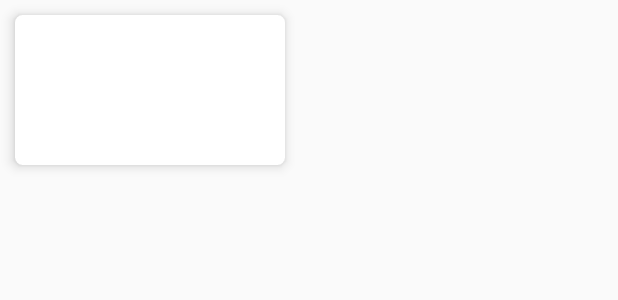
After one commit to sidhuparas/BakingApp, an Android app: the layout row_ingredients.xml on its own in the app's theme, with its tools: preview values and no code run, on a phone screen of 412 x 824 dp. The commit adds this screen. Shown: the top 300 px of the screen. Run offline under Robolectric (Android 15) with nearby library versions, the phone set to English and light mode, and no system bars; network calls fail.

Commit message:
Implement Ingredients RecyclerView

```diff
--- a/app/src/main/java/com/parassidhu/bakingapp/repo/RecipeRepo.java
+++ b/app/src/main/java/com/parassidhu/bakingapp/repo/RecipeRepo.java
@@ -33,7 +33,6 @@ public class RecipeRepo {
     }
 
     public LiveData<List<ListItem>> getContentFromAPI() {
-        Log.d("Recipe", "getContentFromAPI: Called");
         StringRequest stringRequest = new StringRequest(Request.Method.GET,
                 context.getResources().getString(R.string.url), new Response.Listener<String>() {
             @Override
@@ -45,9 +44,7 @@ public class RecipeRepo {
                             new TypeToken<List<ListItem>>(){}.getType());
                     listLiveData.postValue(listItems);
 
-                }catch (Exception ignored){
-                    Log.d("Recipe", "onResponse: Exception: " + ignored.getMessage());
-                }
+                }catch (Exception ignored){ }
             }
         }, new Response.ErrorListener() {
             @Override
--- /dev/null
+++ b/app/src/main/res/layout/row_ingredients.xml
@@ -0,0 +1,33 @@
+<?xml version="1.0" encoding="utf-8"?>
+<android.support.v7.widget.CardView xmlns:android="http://schemas.android.com/apk/res/android"
+    xmlns:app="http://schemas.android.com/apk/res-auto"
+    android:layout_width="180dp"
+    android:layout_height="100dp"
+    android:layout_marginLeft="10dp"
+    app:cardCornerRadius="5dp"
+    app:cardElevation="5dp"
+    android:layout_marginStart="10dp"
+    android:layout_marginTop="10dp"
+    android:layout_marginBottom="10dp">
+
+    <RelativeLayout
+        android:layout_width="match_parent"
+        android:layout_height="match_parent"
+        android:padding="10dp">
+
+        <TextView
+            android:id="@+id/quantity"
+            android:layout_width="match_parent"
+            android:layout_height="wrap_content"
+            android:fontFamily="sans-serif-light"/>
+
+        <TextView
+            android:id="@+id/desc"
+            android:layout_width="match_parent"
+            android:layout_height="wrap_content"
+            android:layout_below="@id/quantity"
+            android:layout_marginTop="10dp"/>
+
+    </RelativeLayout>
+
+</android.support.v7.widget.CardView>
```
Also changed, not shown: app/src/main/java/com/parassidhu/bakingapp/ui/IngredientsAdapter.java (added, +63 -0 lines), app/src/main/java/com/parassidhu/bakingapp/ui/detail/StepListFragment.java (+19 -4 lines), app/src/main/java/com/parassidhu/bakingapp/ui/main/RecipeFragment.java (+6 -10 lines), app/src/main/res/layout/fragment_step_list.xml (+5 -4 lines).
